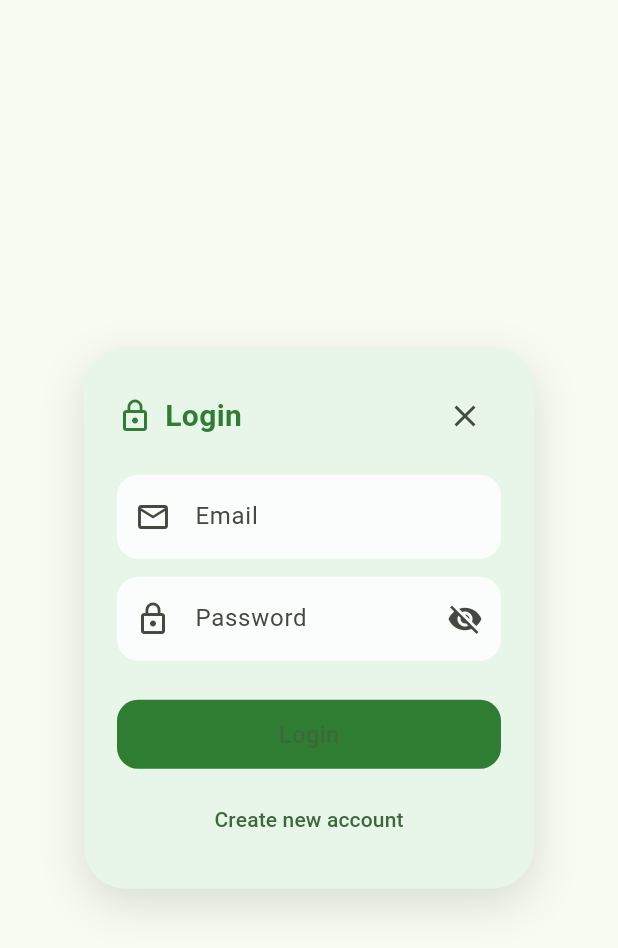
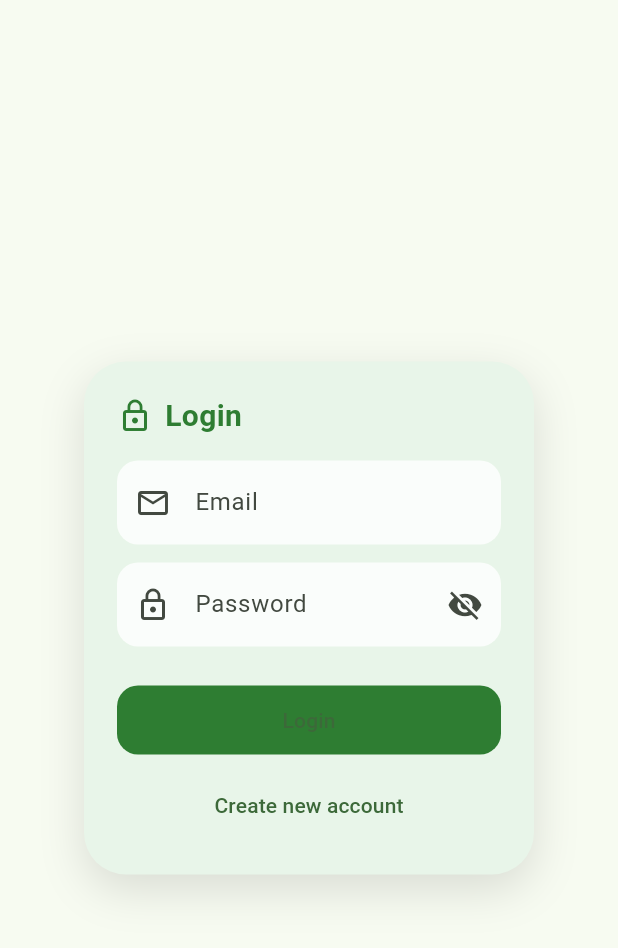
Before and after one commit to Faisal158-hash/do_it, a Flutter app: the LoginPopup widget shown alone on an empty page, opened directly, on a phone screen of 412 x 824 dp. Shown: the top 948 px of the screen. Run offline on Flutter 3.47's test engine with Material 3 defaults, Android fonts, the phone set to English and light mode, and no system bars; our stand-ins replace font_awesome_flutter, get, get_storage, supabase_flutter; missing offline and left inert: get_x; accounts and stored records are empty; network calls fail.

Commit message:
login update

```diff
--- a/lib/modules/auth/login_view.dart
+++ b/lib/modules/auth/login_view.dart
@@ -14,9 +14,6 @@ class LoginPopup extends StatelessWidget {
       backgroundColor: Colors.transparent,
       insetPadding: const EdgeInsets.all(20),
 
-      /// ⭐ CLICK OUTSIDE → CLOSE
-      child: GestureDetector(
-        onTap: () {}, // prevents closing when clicking inside
       child: Center(
         child: Container(
           width: 300,
@@ -25,8 +22,6 @@ class LoginPopup extends StatelessWidget {
           decoration: BoxDecoration(
             color: const Color(0xFFE8F5E9),
             borderRadius: BorderRadius.circular(28),
-
-              /// ⭐ MODERN SHADOW
             boxShadow: [
               BoxShadow(
                 color: Colors.black.withOpacity(.12),
@@ -40,10 +35,7 @@ class LoginPopup extends StatelessWidget {
             child: Column(
               mainAxisSize: MainAxisSize.min,
               children: [
-                  /// ⭐ TOP BAR (TITLE + CLOSE)
-                  Row(
-                    mainAxisAlignment: MainAxisAlignment.spaceBetween,
-                    children: [
+                /// TITLE ONLY
                 const Row(
                   children: [
                     Icon(Icons.lock_outline, color: Color(0xFF2E7D32)),
@@ -55,14 +47,6 @@ class LoginPopup extends StatelessWidget {
                         fontWeight: FontWeight.w600,
                         color: Color(0xFF2E7D32),
                       ),
-                          ),
-                        ],
-                      ),
-
-                      /// CLOSE BUTTON
-                      IconButton(
-                        onPressed: () => Get.back(),
-                        icon: const Icon(Icons.close),
                     ),
                   ],
                 ),
@@ -146,21 +130,18 @@ class LoginPopup extends StatelessWidget {
                                 strokeWidth: 2,
                               ),
                             )
-                            : const Text(
-                                "Login",
-                                style: TextStyle(fontSize: 16),
-                              ),
+                          : const Text("Login"),
                     ),
                   ),
                 ),
 
                 const SizedBox(height: 10),
 
-                  /// REGISTER LINK
+                /// SIGNUP LINK
                 TextButton(
                   onPressed: () {
                     Get.back();
-                      Get.dialog(const SignupPopup());
+                    Get.dialog(const SignupPopup(), barrierDismissible: true);
                   },
                   child: const Text("Create new account"),
                 ),
@@ -169,11 +150,9 @@ class LoginPopup extends StatelessWidget {
           ),
         ),
       ),
-      ),
     );
   }
 
-  /// ⭐ REUSABLE MODERN FIELD
   Widget _modernField({
     required TextEditingController controller,
     required String label,
@@ -187,7 +166,6 @@ class LoginPopup extends StatelessWidget {
     );
   }
 
-  /// ⭐ MODERN INPUT STYLE
   static InputDecoration _fieldDecoration(
     String label,
     IconData icon, {
```
Also changed, not shown: lib/modules/auth/signup_view.dart (+2 -19 lines). Lines whose indentation alone changed are shown as unchanged.
